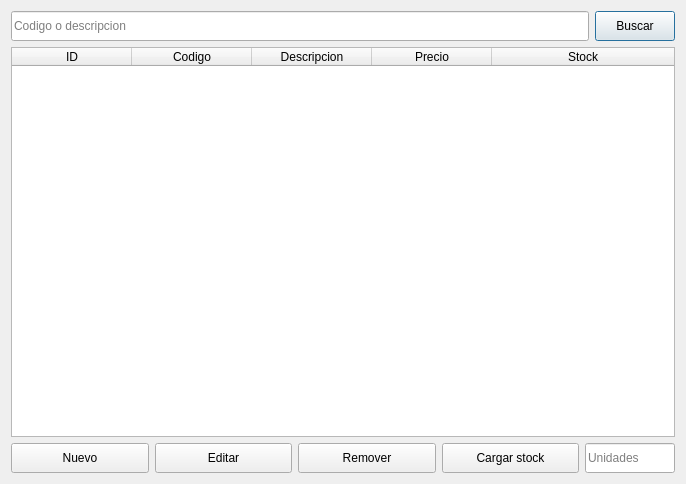
The window that uis/interfazGestorProductos.ui (schulz-franco/gestor_de_ventas) describes before a commit, drawn with Qt 5.
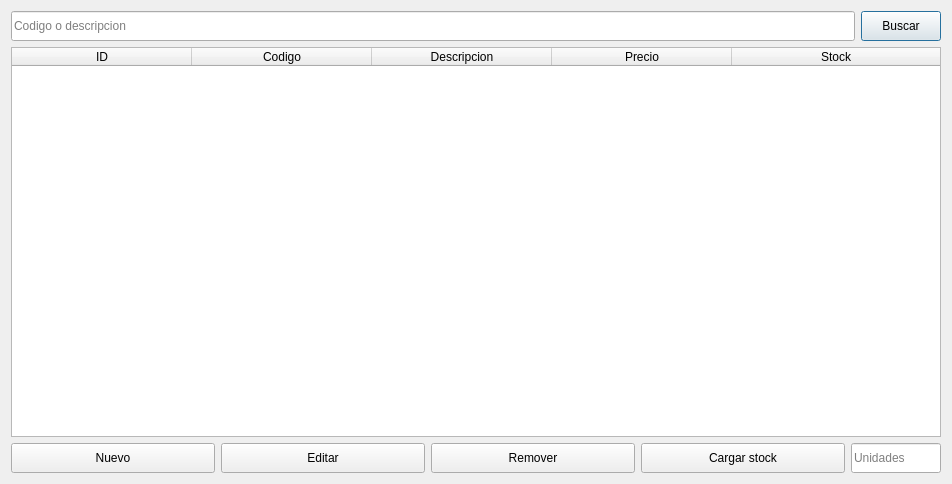
The same window after the commit.

```diff
--- a/uis/interfazGestorProductos.ui
+++ b/uis/interfazGestorProductos.ui
@@ -6,7 +6,7 @@
    <rect>
     <x>0</x>
     <y>0</y>
-    <width>686</width>
+    <width>952</width>
     <height>484</height>
    </rect>
   </property>
@@ -115,6 +115,9 @@
           <height>200</height>
          </size>
         </property>
+        <property name="horizontalScrollBarPolicy">
+         <enum>Qt::ScrollBarAlwaysOff</enum>
+        </property>
         <property name="sizeAdjustPolicy">
          <enum>QAbstractScrollArea::AdjustToContents</enum>
         </property>
@@ -137,7 +140,7 @@
          <bool>true</bool>
         </attribute>
         <attribute name="horizontalHeaderDefaultSectionSize">
-         <number>120</number>
+         <number>180</number>
         </attribute>
         <attribute name="horizontalHeaderShowSortIndicator" stdset="0">
          <bool>false</bool>
```
